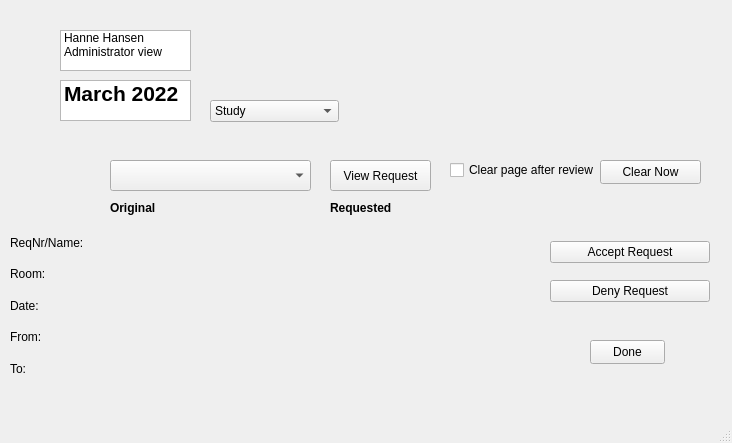
This is View/Admin_functionalGUI.ui in Samuelyos/iteration-3 as Qt 5 draws it before an edit. The edited form follows.
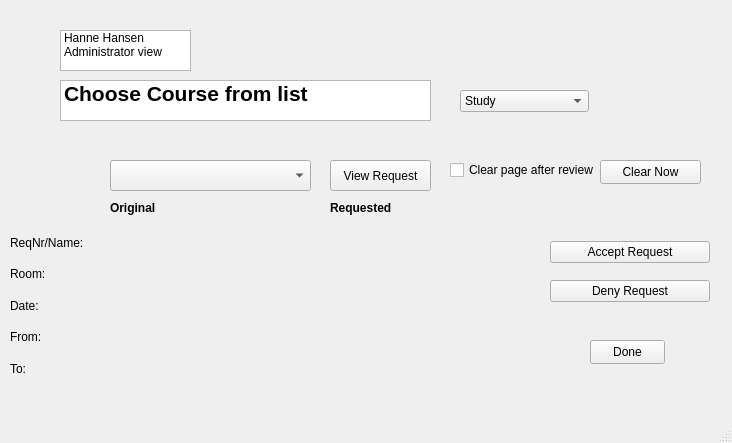
This is the edited form.

What changed in the file:
```diff
--- a/View/Admin_functionalGUI.ui
+++ b/View/Admin_functionalGUI.ui
@@ -19,13 +19,13 @@
      <rect>
       <x>60</x>
       <y>80</y>
-      <width>131</width>
+      <width>371</width>
       <height>41</height>
      </rect>
     </property>
     <item>
      <property name="text">
-      <string>March 2022</string>
+      <string>Choose Course from list</string>
      </property>
      <property name="font">
       <font>
@@ -38,8 +38,8 @@
    <widget class="QComboBox" name="studyCombo">
     <property name="geometry">
      <rect>
-      <x>210</x>
-      <y>100</y>
+      <x>460</x>
+      <y>90</y>
       <width>129</width>
       <height>22</height>
      </rect>
```
